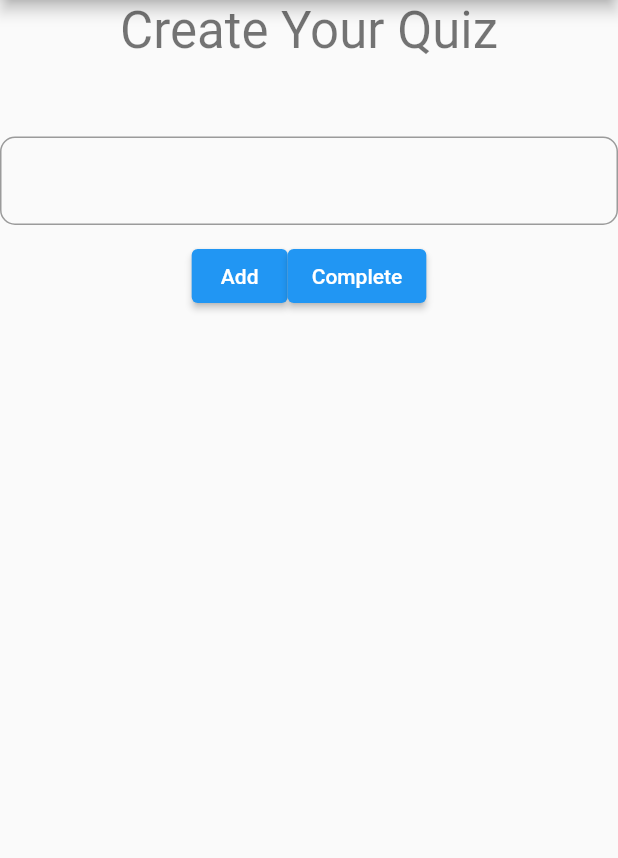
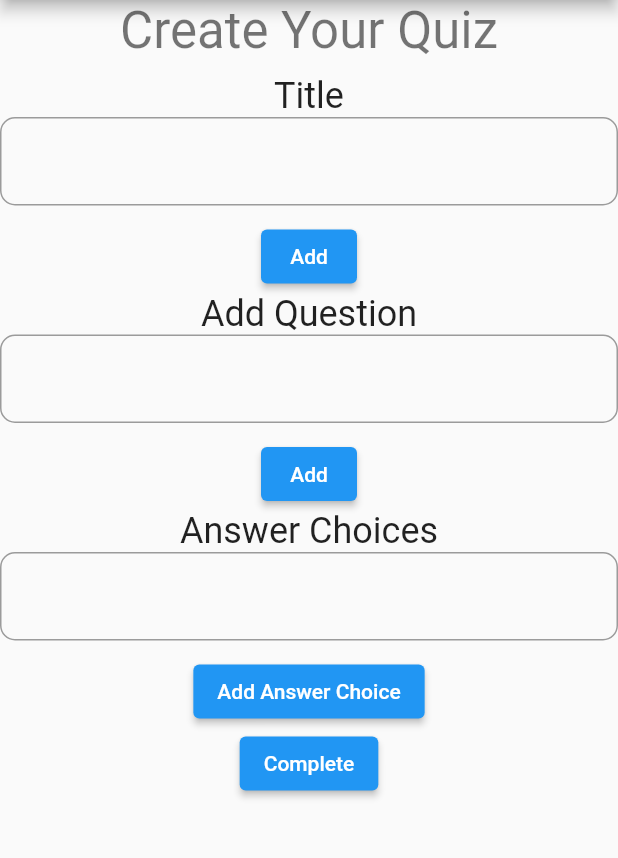
Before and after one commit to isaacdyor/questionnaire, a Flutter app: the screen it shows after launch, after a tap on "Add", on a phone screen of 412 x 824 dp, the part 84-942 px from its top. Run offline on Flutter 3.47's test engine with Material 2 defaults, Android fonts, the phone set to English and light mode, and no system bars.

Commit message:
switching computers

```diff
--- a/lib/create.dart
+++ b/lib/create.dart
@@ -1,11 +1,15 @@
 import 'package:flutter/material.dart';
 import 'package:provider/provider.dart';
-import 'package:provider_app/home.dart';
+import 'package:provider_app/catalog.dart';
 import 'package:provider_app/state.dart';
 
 class CreatePage extends StatelessWidget {
   CreatePage({super.key});
   TextEditingController textController = TextEditingController();
+  TextEditingController textController2 = TextEditingController();
+  TextEditingController textController3 = TextEditingController();
+
+  Questionnaire myQuestionnaire = Questionnaire();
 
   @override
   Widget build(BuildContext context) {
@@ -21,19 +25,35 @@ class CreatePage extends StatelessWidget {
               style: Theme.of(context).textTheme.headlineMedium,
             ),
             const SizedBox(height: 10),
-            Consumer<Counter>(
-                builder: (context, counter, child) => Column(children: [
-                      Column(
+            Consumer<QuestionnaireList>(
+                builder: (context, questionnaireList, child) => Column(
                       children: [
-                          for (var response in counter.userQuestions)
-                            Container(
-                              width: double.infinity,
-                              margin: const EdgeInsets.all(10),
-                              child: Text(
-                                response,
-                                style: const TextStyle(fontSize: 18),
-                                textAlign: TextAlign.center,
+                        Text(
+                          "Title",
+                          style: Theme.of(context).textTheme.headlineSmall,
                         ),
+                        SizedBox(
+                          width: 500.0,
+                          child: TextField(
+                            decoration: InputDecoration(
+                              border: OutlineInputBorder(
+                                  borderRadius: BorderRadius.circular(10)),
+                            ),
+                            controller: textController2,
+                            maxLines: null,
+                          ),
+                        ),
+                        const SizedBox(height: 10),
+                        ElevatedButton(
+                            onPressed: () => {
+                                  myQuestionnaire
+                                      .setTitle(textController2.text),
+                                  textController2.text = "",
+                                },
+                            child: const Text("Add")),
+                        Text(
+                          "Add Question",
+                          style: Theme.of(context).textTheme.headlineSmall,
                         ),
                         SizedBox(
                           width: 500.0,
@@ -47,31 +67,49 @@ class CreatePage extends StatelessWidget {
                           ),
                         ),
                         const SizedBox(height: 10),
-                          Row(
-                            mainAxisAlignment: MainAxisAlignment.center,
-                            children: [
                         ElevatedButton(
                             onPressed: () => {
-                                        counter
-                                            .addQuestion(textController.text),
+                                  myQuestionnaire.addQuestion(
+                                      Question(textController.text)),
                                   textController.text = "",
                                 },
                             child: const Text("Add")),
+                        Text(
+                          "Answer Choices",
+                          style: Theme.of(context).textTheme.headlineSmall,
+                        ),
+                        SizedBox(
+                          width: 500.0,
+                          child: TextField(
+                            decoration: InputDecoration(
+                              border: OutlineInputBorder(
+                                  borderRadius: BorderRadius.circular(10)),
+                            ),
+                            controller: textController3,
+                            maxLines: null,
+                          ),
+                        ),
+                        const SizedBox(height: 10),
                         ElevatedButton(
                             onPressed: () => {
-                                        Navigator.push(
-                                          context,
-                                          MaterialPageRoute(
-                                              builder: (context) =>
-                                                  MyHomePage()),
-                                        )
+                                  // add text to last question in the list of questions
+                                  myQuestionnaire.questions[
+                                          myQuestionnaire.questions.length - 1]
+                                      .addOption(textController3.text),
+                                  textController3.text = "",
+                                },
+                            child: const Text("Add Answer Choice")),
+                        ElevatedButton(
+                            onPressed: () => {
+                                  questionnaireList
+                                      .addQuestionnaire(myQuestionnaire),
+                                  myQuestionnaire.setId(
+                                      questionnaireList.questionnaires.length),
+                                  Navigator.pushNamed(context, '/catalog'),
                                 },
                             child: const Text("Complete"))
                       ],
-                          ),
-                        ],
-                      )
-                    ])),
+                    )),
           ],
         ),
       ),
--- a/lib/main.dart
+++ b/lib/main.dart
@@ -1,13 +1,14 @@
 import 'package:flutter/material.dart';
 import 'package:provider/provider.dart';
 import 'package:provider_app/create.dart';
+import 'package:provider_app/catalog.dart';
 import 'package:provider_app/state.dart';
-import 'package:provider_app/home.dart';
+import 'package:provider_app/questionnaire.dart';
 
 void main() {
   runApp(
     ChangeNotifierProvider(
-      create: (context) => Counter(),
+      create: (context) => QuestionnaireList(),
       child: const MyApp(),
     ),
   );
@@ -26,7 +27,8 @@ class MyApp extends StatelessWidget {
       initialRoute: '/',
       routes: {
         '/': (context) => CreatePage(),
-        '/create': (context) => MyHomePage(),
+        '/catalog': (context) => Catalog(),
+        '/questionnaire': (context) => QuestionnairePage(),
       },
     );
   }
--- a/lib/state.dart
+++ b/lib/state.dart
@@ -1,20 +1,60 @@
 import 'package:flutter/material.dart';
 
-class Counter extends ChangeNotifier {
+class QuestionnaireList extends ChangeNotifier {
+  List<Questionnaire> questionnaires = [];
+
+  int activeQuestionnaire = 0;
+
+  void addQuestionnaire(Questionnaire questionnaire) {
+    questionnaires.add(questionnaire);
+    notifyListeners();
+  }
+}
+
+class Questionnaire extends ChangeNotifier {
+  int id = 0;
+
+  void setId(int myId) {
+    id = myId;
+    notifyListeners();
+  }
+
   int questionIndex = 0;
 
-  List<String> responses = [];
-
-  void formSubmit(String response) {
-    responses.add(response);
+  void incrementIndex() {
     questionIndex += 1;
     notifyListeners();
   }
 
-  final List<String> userQuestions = [];
+  List<Question> questions = [];
 
-  void addQuestion(String response) {
-    userQuestions.add(response);
+  void addQuestion(Question question) {
+    questions.add(question);
+    notifyListeners();
+  }
+
+  String title = "";
+
+  void setTitle(String myTitle) {
+    title = myTitle;
     notifyListeners();
   }
 }
+
+class Question extends ChangeNotifier {
+  String value = "";
+
+  void setValue(String questionValue) {
+    value = questionValue;
+    notifyListeners();
+  }
+
+  List<String> options = [];
+
+  void addOption(String option) {
+    options.add(option);
+    notifyListeners();
+  }
+
+  Question(this.value);
+}
```
Also changed, not shown: lib/catalog.dart (added, +47 -0 lines), lib/home.dart (+84 -80 lines), lib/questionnaire.dart (added, +150 -0 lines), lib/text_input.dart (added). Lines whose indentation alone changed are shown as unchanged.
